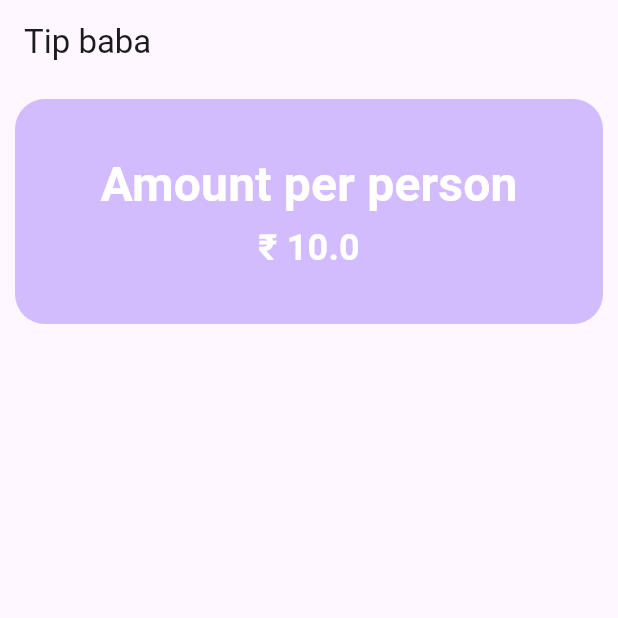
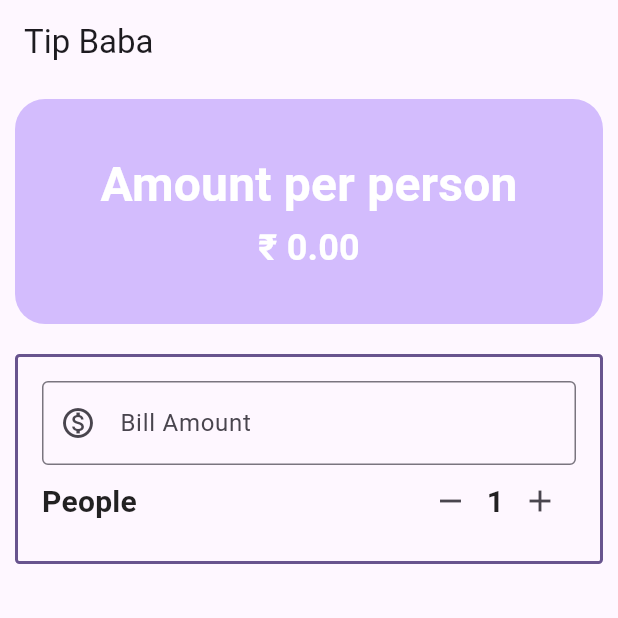
Before and after one commit to ShivanshKothari/tip_calculator, a Flutter app: the screen it shows after launch, on a phone screen of 412 x 824 dp, the top half of it. Run offline on Flutter 3.47's test engine with Material 3 defaults, Android fonts, the phone set to English and light mode, and no system bars; missing offline and left inert: dart:ffi.

```diff
--- a/lib/main.dart
+++ b/lib/main.dart
@@ -1,6 +1,6 @@
-import 'package:flutter/cupertino.dart';
+import 'dart:ffi';
+
 import 'package:flutter/material.dart';
-import 'package:flutter/widgets.dart';
 
 void main() {
   runApp(const MyApp());
@@ -31,7 +31,25 @@ class TipBaba extends StatefulWidget {
 }
 
 class _TipBabaState extends State<TipBaba> {
-  double amountPerPerson = 10;
+  double _billAmount = 0;
+  int _peopleCount = 1;
+  double _amountPerPerson = 0;
+
+  void incrementPeople() {
+    setState(() {
+      _peopleCount++;
+      _amountPerPerson = _billAmount / _peopleCount;
+    });
+  }
+
+  void decrementPeople() {
+    setState(() {
+      if (_peopleCount > 1) {
+        _peopleCount--;
+        _amountPerPerson = _billAmount / _peopleCount;
+      }
+    });
+  }
 
   @override
   Widget build(BuildContext context) {
@@ -46,7 +64,7 @@ class _TipBabaState extends State<TipBaba> {
         title: const Row(
           mainAxisAlignment: MainAxisAlignment.spaceBetween,
           children: [
-            Text('Tip baba'),
+            Text('Tip Baba'),
           ],
         ),
       ),
@@ -71,9 +89,64 @@ class _TipBabaState extends State<TipBaba> {
                         fontSize: theme.textTheme.headlineLarge!.fontSize),
                   ),
                   Text(
-                    '₹ $amountPerPerson',
+                    '₹ ${_amountPerPerson.toStringAsFixed(2)}',
                     style: textStyle,
                   ),
+                ],
+              ),
+            ),
+          ),
+          Padding(
+            padding: const EdgeInsets.all(10),
+            child: Container(
+              padding: const EdgeInsets.all(16),
+              decoration: BoxDecoration(
+                  borderRadius: BorderRadius.circular(3),
+                  border: Border.all(
+                      color: theme.colorScheme.primary,
+                      style: BorderStyle.solid,
+                      width: 2)),
+              child: Column(
+                children: [
+                  TextField(
+                    keyboardType: TextInputType.number,
+                    onChanged: (String value) {
+                      setState(() {
+                        _billAmount = double.parse(value);
+                        _amountPerPerson = _billAmount / _peopleCount;
+                      });
+                    },
+                    decoration: const InputDecoration(
+                      border: OutlineInputBorder(),
+                      prefixIcon: Icon(Icons.monetization_on_outlined),
+                      labelText: 'Bill Amount',
+                    ),
+                  ),
+                  Row(
+                    mainAxisAlignment: MainAxisAlignment.spaceBetween,
+                    children: [
+                      Text(
+                        'People',
+                        style: textStyle.copyWith(
+                            color: Colors.black87, fontSize: 20),
+                      ),
+                      Row(
+                        children: [
+                          IconButton(
+                              onPressed: decrementPeople,
+                              icon: const Icon(Icons.remove)),
+                          Text(
+                            '$_peopleCount',
+                            style: textStyle.copyWith(
+                                color: Colors.black87, fontSize: 20),
+                          ),
+                          IconButton(
+                              onPressed: incrementPeople,
+                              icon: const Icon(Icons.add)),
+                        ],
+                      )
+                    ],
+                  )
                 ],
               ),
             ),
```
